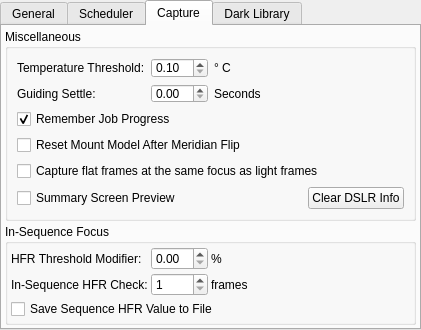
Qt form kstars/ekos/opsekos.ui (KDE/kstars) before a commit.
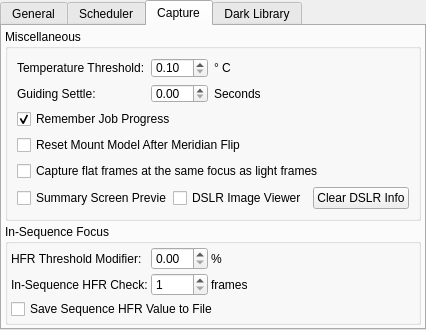
The same form after that commit. The open tabs and pages were chosen to show the change.

Commit message: Add option to control DSLR image viewer. It can now be turned off

Diff of the .ui file:
```diff
--- a/kstars/ekos/opsekos.ui
+++ b/kstars/ekos/opsekos.ui
@@ -6,7 +6,7 @@
    <rect>
     <x>0</x>
     <y>0</y>
-    <width>421</width>
+    <width>426</width>
     <height>330</height>
    </rect>
   </property>
@@ -439,6 +439,16 @@
            </property>
           </widget>
          </item>
+         <item>
+          <widget class="QCheckBox" name="kcfg_useDSLRImageViewer">
+           <property name="toolTip">
+            <string>Display received DSLR images in the Image Viewer</string>
+           </property>
+           <property name="text">
+            <string>DSLR Image Viewer</string>
+           </property>
+          </widget>
+         </item>
          <item>
           <spacer name="horizontalSpacer_6">
            <property name="orientation">
```
The commit also changes 2 other files.
